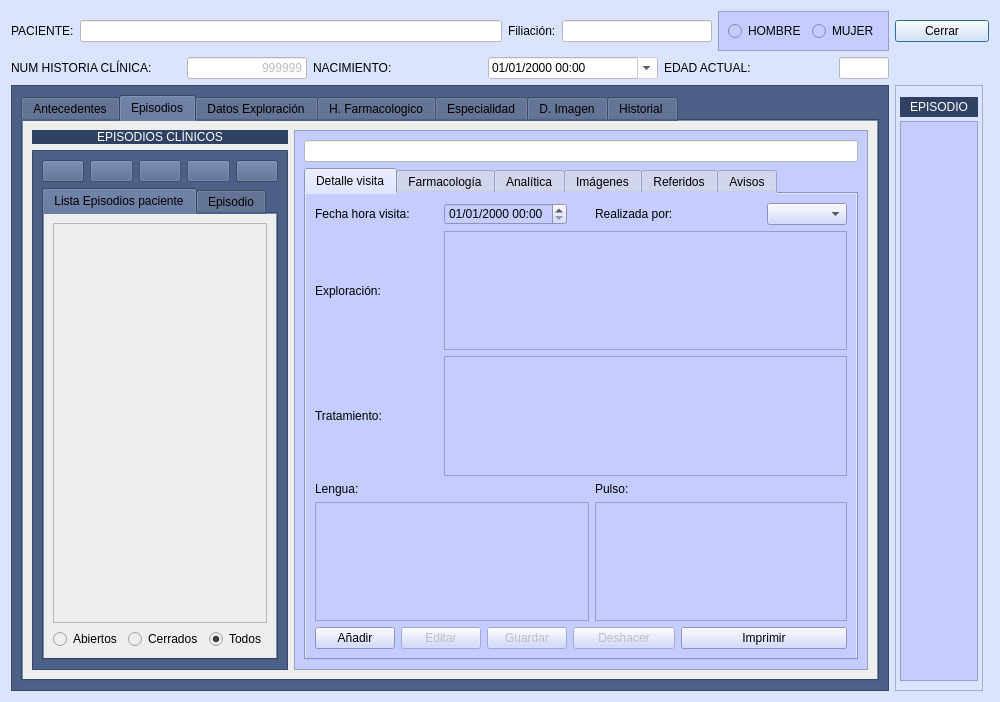
The window that Zona_Pacientes/frmfichapaciente.ui (arcnexus/RedFoX) describes before a commit, drawn with Qt 5.
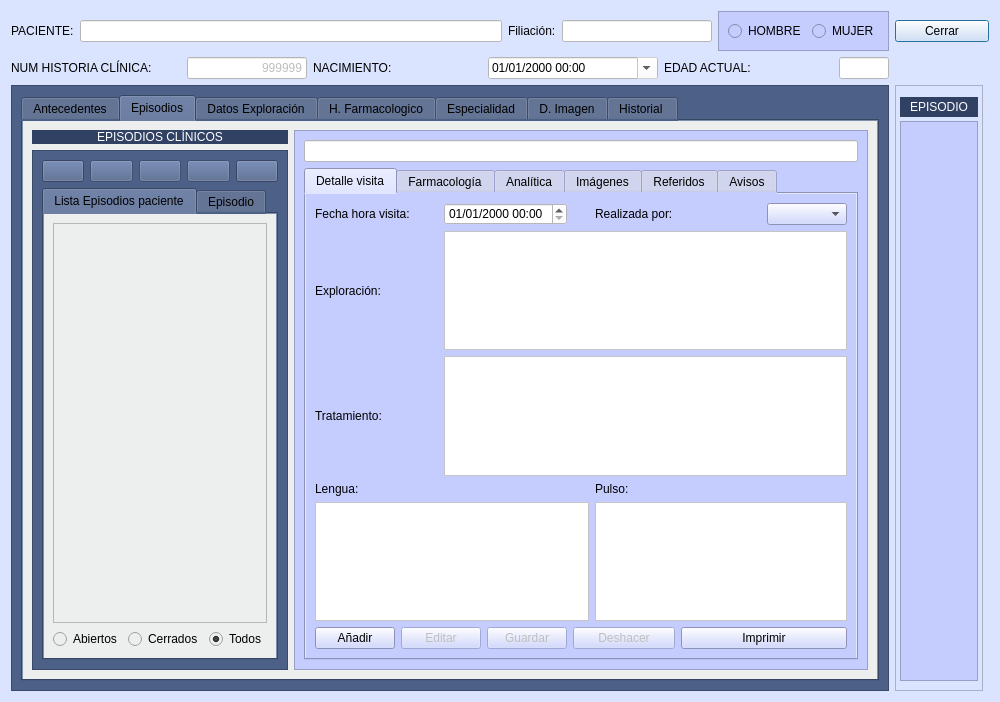
The same window after the commit. Icons and pictures are not drawn.

Commit message: ficha paciente adaptada a nueva db y estructura de carpetas

What changed in the file:
```diff
--- a/Zona_Pacientes/frmfichapaciente.ui
+++ b/Zona_Pacientes/frmfichapaciente.ui
@@ -952,6 +952,9 @@
                  </item>
                  <item row="0" column="2" colspan="2">
                   <widget class="QDateTimeEdit" name="txtFechaHoraVisita">
+                   <property name="styleSheet">
+                    <string notr="true">background-color: rgb(255, 255, 255);</string>
+                   </property>
                    <property name="displayFormat">
                     <string>dd/MM/yyyy HH:mm</string>
                    </property>
@@ -975,7 +978,11 @@
                   </widget>
                  </item>
                  <item row="1" column="2" colspan="6">
-                  <widget class="QTextEdit" name="txtExploracion"/>
+                  <widget class="QTextEdit" name="txtExploracion">
+                   <property name="styleSheet">
+                    <string notr="true">background-color: rgb(255, 255, 255);</string>
+                   </property>
+                  </widget>
                  </item>
                  <item row="2" column="0" colspan="2">
                   <widget class="QLabel" name="label_58">
@@ -985,7 +992,11 @@
                   </widget>
                  </item>
                  <item row="2" column="2" colspan="6">
-                  <widget class="QTextEdit" name="txtTratamiento"/>
+                  <widget class="QTextEdit" name="txtTratamiento">
+                   <property name="styleSheet">
+                    <string notr="true">background-color: rgb(255, 255, 255);</string>
+                   </property>
+                  </widget>
                  </item>
                  <item row="3" column="0">
                   <widget class="QLabel" name="label_59">
@@ -1002,10 +1013,18 @@
                   </widget>
                  </item>
                  <item row="4" column="0" colspan="5">
-                  <widget class="QTextEdit" name="txtLengua"/>
+                  <widget class="QTextEdit" name="txtLengua">
+                   <property name="styleSheet">
+                    <string notr="true">background-color: rgb(255, 255, 255);</string>
+                   </property>
+                  </widget>
                  </item>
                  <item row="4" column="5" colspan="3">
-                  <widget class="QTextEdit" name="txtPulso"/>
+                  <widget class="QTextEdit" name="txtPulso">
+                   <property name="styleSheet">
+                    <string notr="true">background-color: rgb(255, 255, 255);</string>
+                   </property>
+                  </widget>
                  </item>
                  <item row="5" column="0">
                   <widget class="QPushButton" name="btnAnadirVisita">
```
The commit also changes 1 other file.
